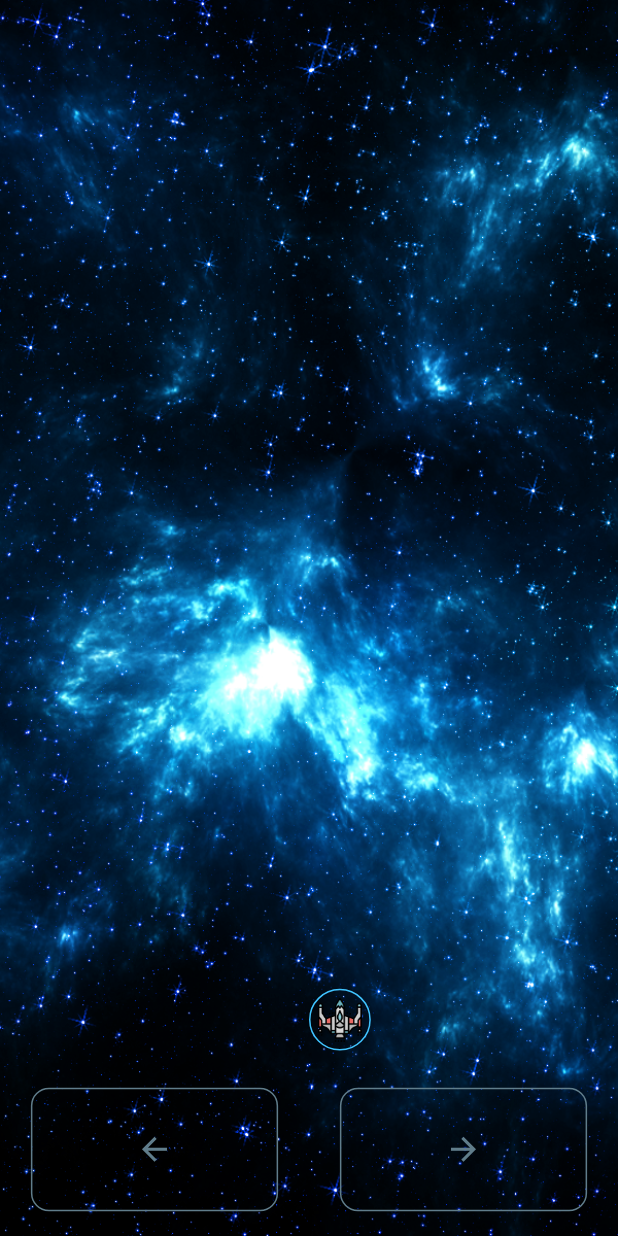
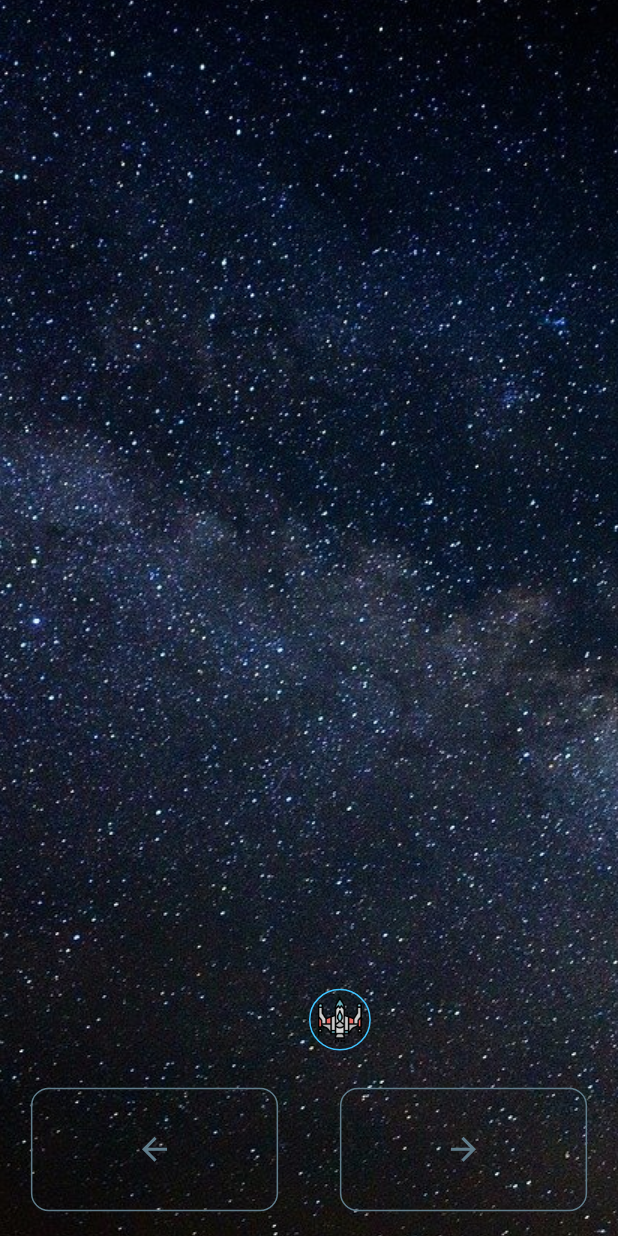
Before and after one commit to SelfShrimp/Star-Shooter, a Flutter app: the screen it shows after launch, on a phone screen of 412 x 824 dp. Run offline on Flutter 3.47's test engine with Material 2 defaults, Android fonts, the phone set to English and light mode, and no system bars; our stand-ins replace firebase_analytics, firebase_core, firebase_crashlytics, sizer; accounts and stored records are empty; statements that could not run were skipped.

Commit message:
смена изображения

```diff
--- a/lib/main.dart
+++ b/lib/main.dart
@@ -51,7 +51,7 @@ class _MyAppState extends State<MyApp>{
     return Container(
       decoration: const BoxDecoration(
           image: DecorationImage(
-              image: AssetImage("assets/background.png"), fit: BoxFit.cover)),
+              image: AssetImage("assets/background.jpg"), fit: BoxFit.none)),
       child: Game(),
     );
   }
```
Also changed, not shown: assets/background.jpg (added).
